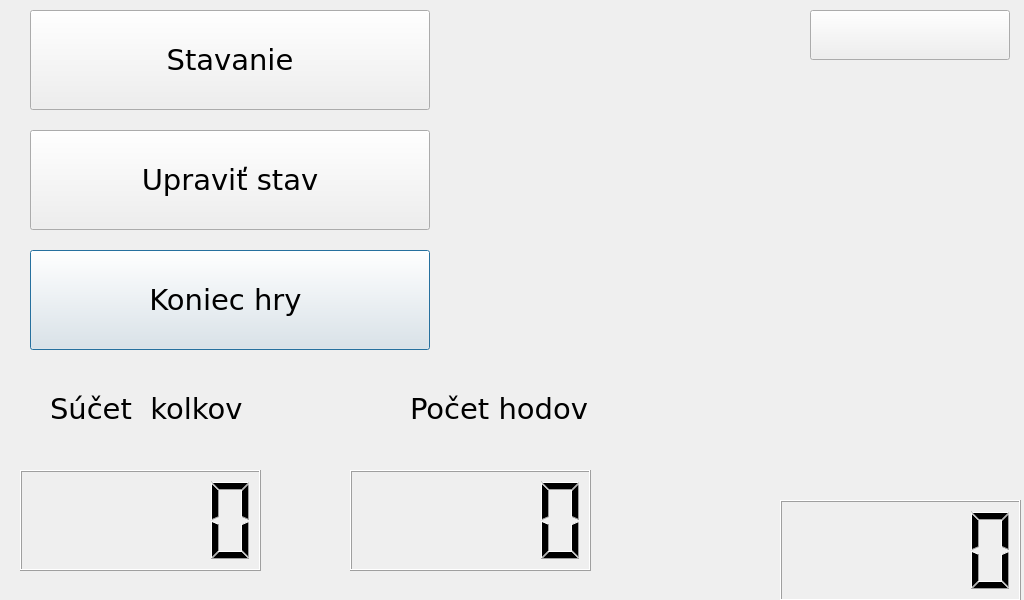
tylnesh/Ninepins, file Ninepins_rpi_1.1.0/fullgamewindow.ui: the form before one commit.
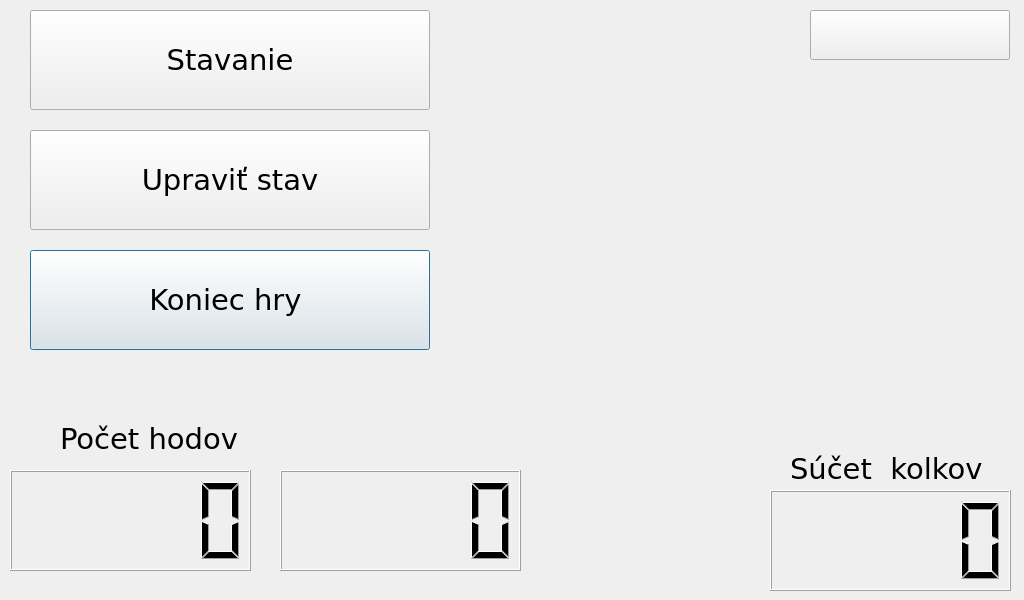
The form after the commit. Icons and pictures are not drawn.

```diff
--- a/Ninepins_rpi_1.1.0/fullgamewindow.ui
+++ b/Ninepins_rpi_1.1.0/fullgamewindow.ui
@@ -150,7 +150,7 @@
   <widget class="QLCDNumber" name="roundsLCD">
    <property name="geometry">
     <rect>
-     <x>350</x>
+     <x>10</x>
      <y>470</y>
      <width>241</width>
      <height>101</height>
@@ -160,8 +160,8 @@
   <widget class="QLCDNumber" name="scoreLCD">
    <property name="geometry">
     <rect>
-     <x>20</x>
-     <y>470</y>
+     <x>770</x>
+     <y>490</y>
      <width>241</width>
      <height>101</height>
     </rect>
@@ -193,8 +193,8 @@
   <widget class="QLabel" name="label_3">
    <property name="geometry">
     <rect>
-     <x>50</x>
-     <y>390</y>
+     <x>790</x>
+     <y>450</y>
      <width>211</width>
      <height>37</height>
     </rect>
@@ -218,8 +218,8 @@
   <widget class="QLCDNumber" name="pointsLCD">
    <property name="geometry">
     <rect>
-     <x>780</x>
-     <y>500</y>
+     <x>280</x>
+     <y>470</y>
      <width>241</width>
      <height>101</height>
     </rect>
@@ -260,8 +260,8 @@
   <widget class="QLabel" name="label_4">
    <property name="geometry">
     <rect>
-     <x>410</x>
-     <y>390</y>
+     <x>60</x>
+     <y>420</y>
      <width>191</width>
      <height>37</height>
     </rect>
```
